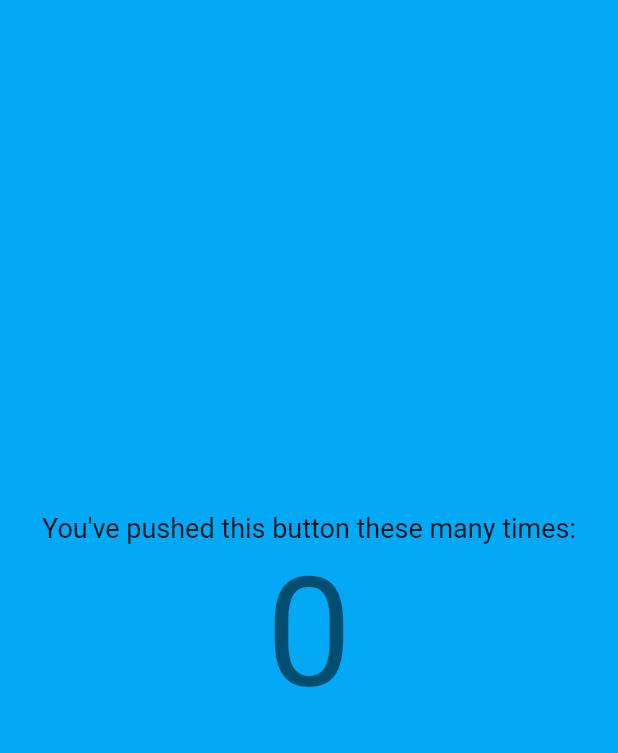
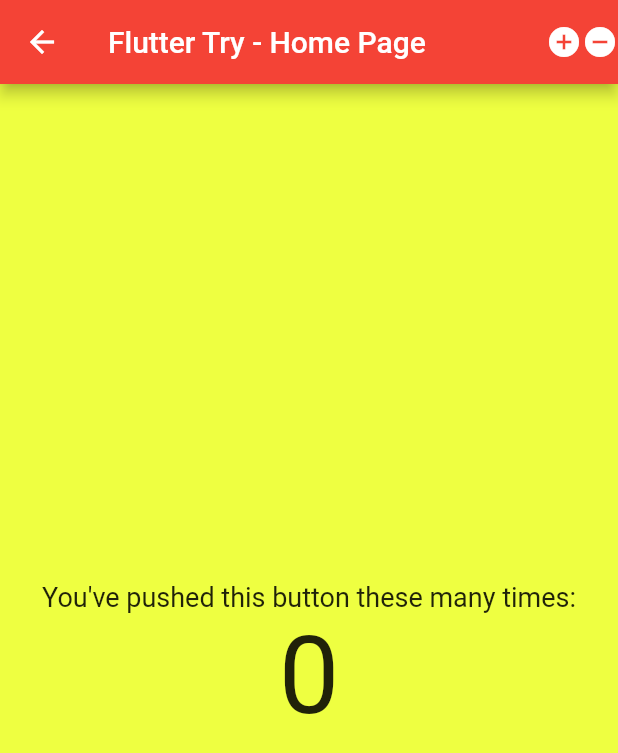
Before and after one commit to helton-isac/Flutter-App, a Flutter app: the screen it shows after launch, on a phone screen of 412 x 824 dp. Shown: the top 753 px of the screen. Run offline on Flutter 3.47's test engine with Material 2 defaults, Android fonts, the phone set to English and light mode, and no system bars.

Commit message:
AppBar and Actions

```diff
--- a/lib/main.dart
+++ b/lib/main.dart
@@ -8,21 +8,29 @@ class MyApp extends StatelessWidget {
   @override
   Widget build(BuildContext context) {
     return MaterialApp(
+      title: "Flutter Demo",
+      theme: ThemeData(primaryColor: Colors.red),
       home: Scaffold(
-        backgroundColor: Colors.lightBlue,
+        backgroundColor: Colors.limeAccent,
+        appBar: AppBar(
+          title: Text("Flutter Try - Home Page"),
+          leading: Icon(Icons.arrow_back),
+          actions: <Widget>[
+            Icon(Icons.add_circle),
+            Icon(Icons.remove_circle),
+          ],
+        ),
         body: Center(
           child: Column(
             mainAxisAlignment: MainAxisAlignment.center,
             children: [
               Text(
                 "You've pushed this button these many times:",
-                style: TextStyle(
-                  fontSize: 18
-                ),
+                style: TextStyle(fontSize: 18),
               ),
               Text(
                 "0",
-                style: Theme.of(context).textTheme.headline4,
+                style: Theme.of(context).textTheme.headline5,
                 textScaleFactor: 3,
               ),
             ],
```
